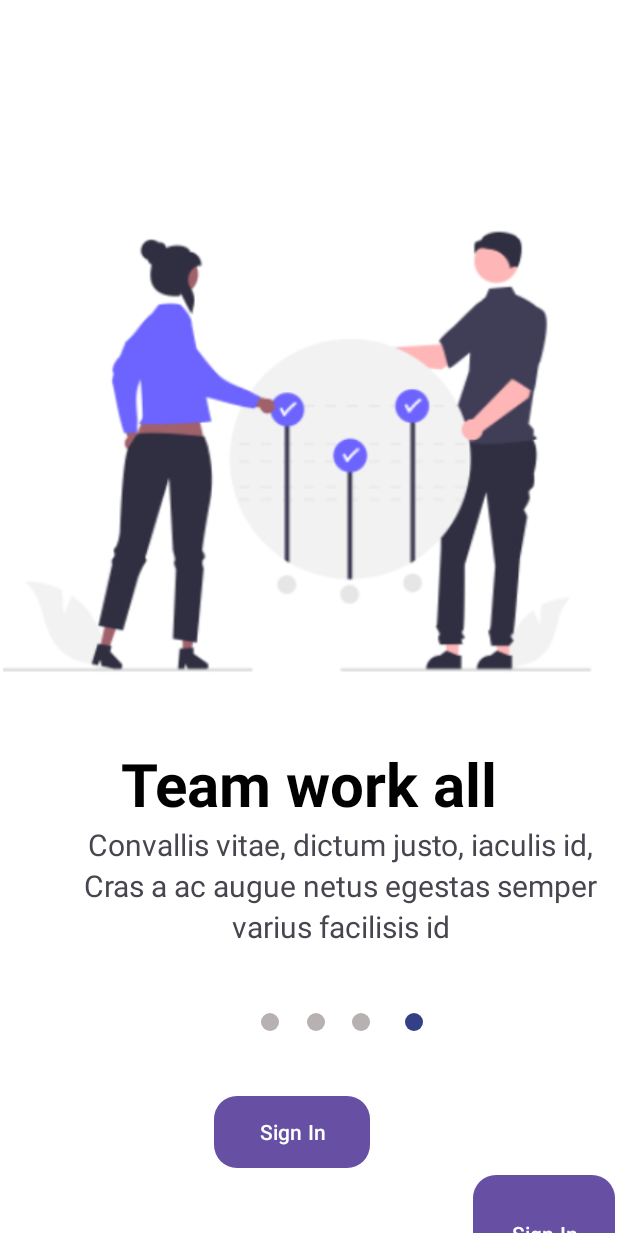
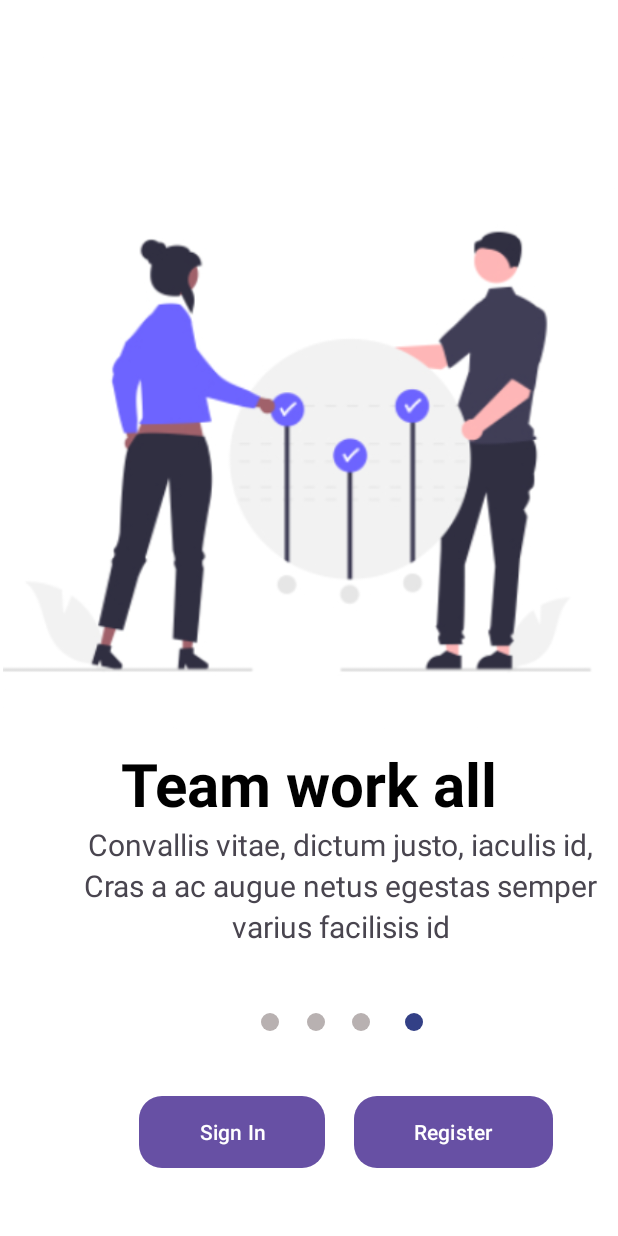
Before and after one commit to goclady/PassionHub, an Android app: the screen it shows after launch (MainActivity), on a phone screen of 412 x 824 dp. Run offline under Robolectric (Android 15) with nearby library versions, the phone set to English and light mode, and no system bars.

Commit message:
Initial Commit

```diff
--- a/app/src/main/res/layout/activity_main.xml
+++ b/app/src/main/res/layout/activity_main.xml
@@ -107,8 +107,8 @@
         android:layout_height="wrap_content"
         android:text="Sign In"
         android:background="@drawable/rectangle"
-        android:paddingHorizontal="30dp"
-        android:backgroundTint="#000000"
+        android:paddingHorizontal="40dp"
+        android:layout_marginRight="30dp"
         app:layout_constraintTop_toBottomOf="@id/dot"
         app:layout_constraintEnd_toEndOf="@id/dot"
         app:layout_constraintBottom_toBottomOf="parent" />
@@ -116,10 +116,12 @@
     <Button
         android:layout_width="wrap_content"
         android:layout_height="wrap_content"
-        android:text="Sign In"
+        android:text="Register"
         android:background="@drawable/rectangle"
-        android:padding="25dp"
-        app:layout_constraintTop_toBottomOf="parent"
+        android:paddingHorizontal="40dp"
+        android:layout_marginLeft="40dp"
+        app:layout_constraintStart_toStartOf="@id/dot"
+        app:layout_constraintTop_toBottomOf="@id/dot"
         app:layout_constraintEnd_toEndOf="parent"
         app:layout_constraintBottom_toBottomOf="parent"/>
 
@@ -130,4 +132,5 @@
 
 
 
+
 </androidx.constraintlayout.widget.ConstraintLayout>
```
